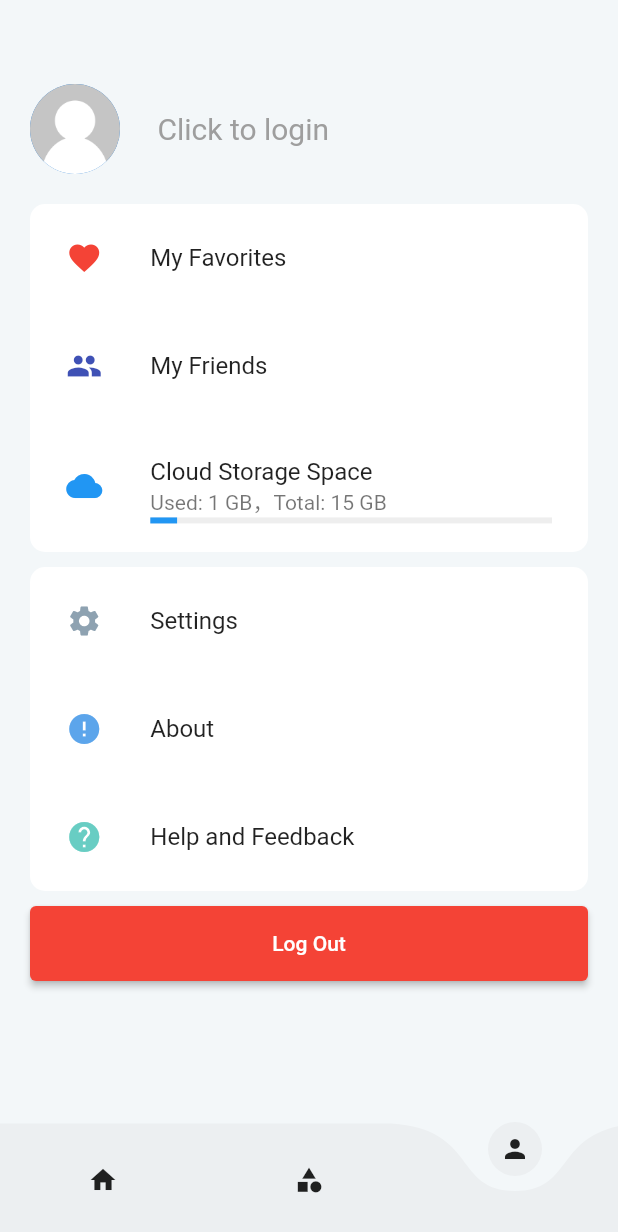
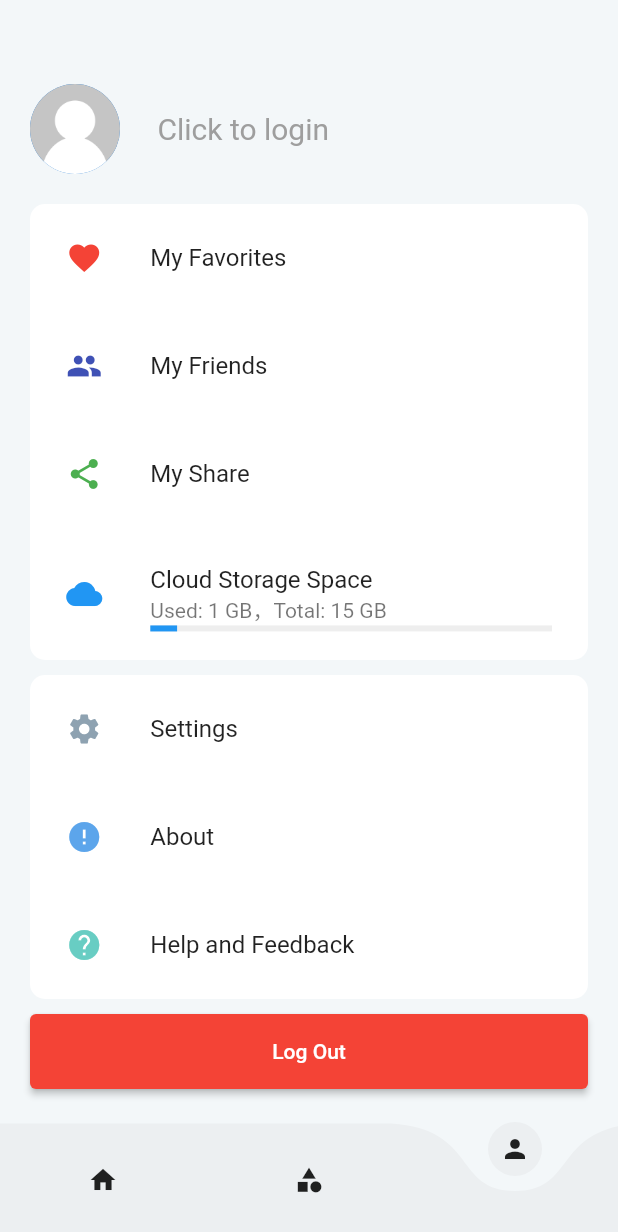
Before and after one commit to RD-Project4/smart-photo-album-frontend, a Flutter app: the screen it shows after launch, item 3 of the bottom bar chosen, on a phone screen of 412 x 824 dp. Shown: the top 1232 px of the screen. Run offline on Flutter 3.47's test engine with Material 2 defaults, Android fonts, the phone set to English and light mode, and no system bars; drawn by our look-alikes of curved_navigation_bar, oktoast; our stand-ins replace azlistview, card_swiper, dio, event_bus, flutter_bloc, geocoding and 13 more; missing offline and left inert: google_ml_kit, lpinyin, material_dialogs, passwordfield, photo_manager, qr_code_scanner and 5 more; accounts and stored records are empty; generated files the repository leaves out were written again.

Commit message:
feat: 管理分享页

```diff
--- a/lib/pages/tabs/Setting.dart
+++ b/lib/pages/tabs/Setting.dart
@@ -1,6 +1,7 @@
 import 'dart:convert';
 
 import 'package:flutter/material.dart';
+import 'package:flutter/rendering.dart';
 import 'package:http/http.dart' as http;
 import 'package:provider/src/provider.dart';
 import 'package:smart_album/bloc/user/UserCubit.dart';
@@ -115,6 +116,14 @@ class _SettingState extends State<Setting> {
           },
           iconColor: Colors.indigo,
         ),
+        SettingSelection(
+          icon: Icons.share,
+          title: Text("My Share"),
+          onPressed: () {
+            Navigator.pushNamed(context, '/manage-share');
+          },
+          iconColor: Colors.green,
+        ),
         TextButton(
           onPressed: () {},
           child: Row(
@@ -174,7 +183,8 @@ class _SettingState extends State<Setting> {
           foregroundColor: mainColor,
           elevation: 0,
         ),
-        body: Column(children: [
+        body: SingleChildScrollView(
+            child: Column(children: [
           // AspectRatio(
           //   //Aspectratio
           //   aspectRatio: 20 / 9,
@@ -193,7 +203,8 @@ class _SettingState extends State<Setting> {
               ),
             ],
           ),
-          _buildSettingsAfterLogin(), // 登入后才可显示
+          _buildSettingsAfterLogin(),
+          // 登入后才可显示
           // userCubit!.isLogin() ? _buildSettingsAfterLogin() : Container(),
           _buildSettingCard([
             SettingSelection(
@@ -223,8 +234,11 @@ class _SettingState extends State<Setting> {
                 backgroundColor: MaterialStateProperty.all(Colors.red)),
             onPressed: () {},
             child: Text("Log Out"),
+          ),
+          SizedBox(
+            height: 100,
           )
-        ]));
+        ])));
   }
 }
 
--- a/lib/routes/Routes.dart
+++ b/lib/routes/Routes.dart
@@ -6,6 +6,7 @@ import 'package:smart_album/pages/friends/FriendsSelectPage.dart';
 import 'package:smart_album/pages/photo/FavoritePage.dart';
 import 'package:smart_album/pages/photo/TrashBIn.dart';
 import 'package:smart_album/pages/photo/UploadList.dart';
+import 'package:smart_album/pages/share/ManageSharePage.dart';
 import 'package:smart_album/pages/user/PassResetPage.dart';
 import 'package:smart_album/pages/user/RegisterPage.dart';
 
@@ -32,7 +33,8 @@ final routes = {
   '/add-friends': (context) => AddFriends(),
   '/friends-select': (context) => FriendsSelectPage(),
   '/scanner': (context) => ScannerPage(),
-  '/folderPage': (context, {arguments}) => FolderPage(arguments: arguments)
+  '/folderPage': (context, {arguments}) => FolderPage(arguments: arguments),
+  '/manage-share': (context) => ManageSharePage(),
 };
 //固定写法
 var onGenerateRoute = (RouteSettings settings) {
```
Also changed, not shown: lib/pages/photo_edit_page/PhotoEditPage.dart (+31 -26 lines), lib/pages/share/ManageSharePage.dart (added, +92 -0 lines).
